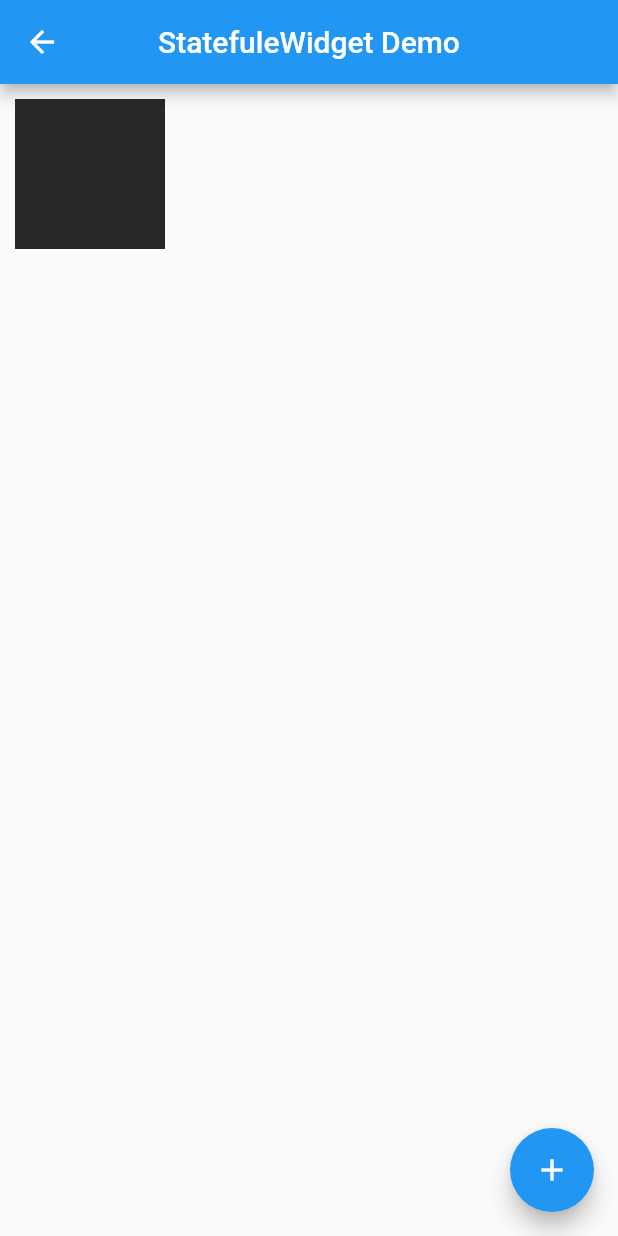
After one commit to Johnson8888/learn_flutter, a Flutter app: the StatefulWidgetDemoPage screen opened by its route, on a phone screen of 412 x 824 dp. The commit adds this screen. Run offline on Flutter 3.47's test engine with Material 2 defaults, Android fonts, the phone set to English and light mode, and no system bars.

Commit message:
statefulwidget demo

```diff
--- a/flutter_app/lib/main.dart
+++ b/flutter_app/lib/main.dart
@@ -36,6 +36,7 @@ class MyApp extends StatelessWidget {
         "OutlineButtonDemoePage": (context) => OutlineButtonDemoePage(),
         "IconButtonDemoPage": (context) => IconButtonDemoPage(),
         "ContainerDemoPage": (context) => ContainerDemoPage(),
+        "StatefulWidgetDemoPage": (context) => StatefulWidgetDemoPage(),
       },
     );
   }
--- a/flutter_app/lib/routes/index.dart
+++ b/flutter_app/lib/routes/index.dart
@@ -1,7 +1,7 @@
 /*
  * @Author: 弗拉德
  * @Date: 2020-12-15 20:54:29
- * @LastEditTime: 2020-12-20 14:52:17
+ * @LastEditTime: 2021-01-05 15:12:30
  * @Support: http://fulade.me
  */
 export 'main_page.dart';
@@ -11,3 +11,4 @@ export 'flat_button_page.dart';
 export 'outline_button_page.dart';
 export 'icon_button_page.dart';
 export 'container_page.dart';
+export 'statefulwidget_page.dart';
--- a/flutter_app/lib/routes/main_page.dart
+++ b/flutter_app/lib/routes/main_page.dart
@@ -1,7 +1,7 @@
 /*
  * @Author: 弗拉德
  * @Date: 2020-12-15 20:51:56
- * @LastEditTime: 2020-12-20 14:53:16
+ * @LastEditTime: 2021-01-05 15:13:08
  * @Support: http://fulade.me
  */
 
@@ -20,6 +20,7 @@ class _MainPageState extends State<MainPage> {
     {"title": "OutlineButton", "route": "OutlineButtonDemoePage"},
     {"title": "Icon Buttton", "route": "IconButtonDemoPage"},
     {"title": "Container", "route": "ContainerDemoPage"},
+    {"title": "StatefulWidget", "route": "StatefulWidgetDemoPage"}
   ];
   @override
   Widget build(BuildContext context) {
--- /dev/null
+++ b/flutter_app/lib/routes/statefulwidget_page.dart
@@ -0,0 +1,48 @@
+/*
+ * @Author: 弗拉德
+ * @Date: 2020-12-17 14:34:54
+ * @LastEditTime: 2021-01-05 15:28:18
+ * @Support: http://fulade.me
+ */
+import 'package:flutter/material.dart';
+import 'dart:math';
+
+class StatefulWidgetDemoPage extends StatefulWidget {
+  @override
+  _StatefulWidgetDemoPageState createState() => _StatefulWidgetDemoPageState();
+}
+
+class _StatefulWidgetDemoPageState extends State<StatefulWidgetDemoPage> {
+  @override
+  Widget build(BuildContext context) {
+    return Scaffold(
+      floatingActionButton: FloatingActionButton(
+        onPressed: () {
+          setState(() {});
+        },
+        child: Icon(Icons.add),
+      ),
+      appBar: AppBar(
+        title: Text("StatefuleWidget Demo"),
+        centerTitle: true,
+        backgroundColor: Colors.blue,
+      ),
+      body: Column(
+        children: [
+          Container(
+            width: 100,
+            height: 100,
+            margin: EdgeInsets.all(10),
+            color: _randomColor(),
+          ),
+        ],
+      ),
+    );
+  }
+
+  /// 获取一个随机的颜色值
+  _randomColor() {
+    return Color.fromARGB(255, Random().nextInt(255), Random().nextInt(255),
+        Random().nextInt(255));
+  }
+}
```
